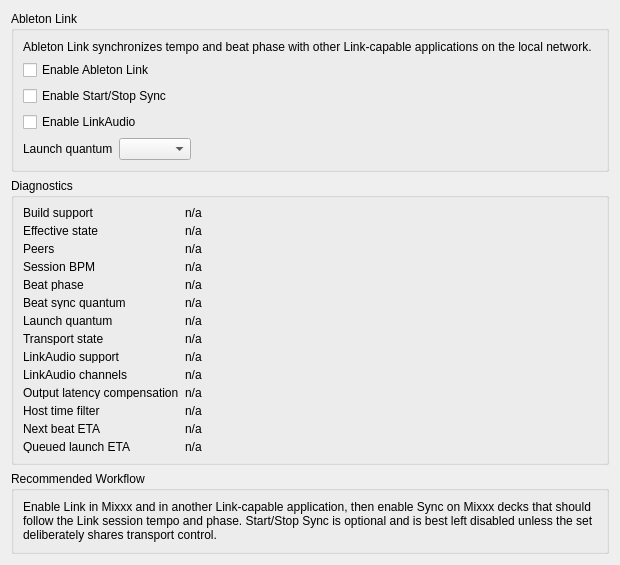
Qt form src/preferences/dialog/dlgprefsyncdlg.ui (imgntn/mixxx) before a commit.
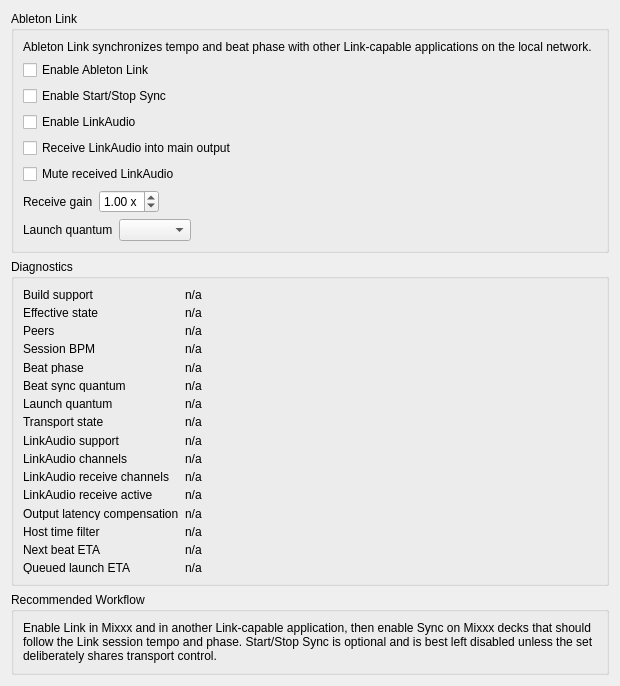
The same form after that commit.

Commit message: Receive remote channels via LinkAudio

The edit to the form file:
```diff
--- a/src/preferences/dialog/dlgprefsyncdlg.ui
+++ b/src/preferences/dialog/dlgprefsyncdlg.ui
@@ -7,7 +7,7 @@
     <x>0</x>
     <y>0</y>
     <width>620</width>
-    <height>430</height>
+    <height>500</height>
    </rect>
   </property>
   <property name="windowTitle">
@@ -60,6 +60,78 @@
         </property>
        </widget>
       </item>
+      <item>
+       <widget class="QCheckBox" name="CheckBoxLinkAudioReceive">
+        <property name="toolTip">
+         <string>Mix remote LinkAudio channels from other Link peers into Mixxx's main output.</string>
+        </property>
+        <property name="text">
+         <string>Receive LinkAudio into main output</string>
+        </property>
+       </widget>
+      </item>
+      <item>
+       <widget class="QCheckBox" name="CheckBoxLinkAudioReceiveMute">
+        <property name="toolTip">
+         <string>Keep remote LinkAudio subscriptions active but silence them in Mixxx's main output.</string>
+        </property>
+        <property name="text">
+         <string>Mute received LinkAudio</string>
+        </property>
+       </widget>
+      </item>
+      <item>
+       <layout class="QHBoxLayout" name="horizontalLayoutLinkAudioReceiveGain">
+        <item>
+         <widget class="QLabel" name="LabelLinkAudioReceiveGain">
+          <property name="text">
+           <string>Receive gain</string>
+          </property>
+          <property name="buddy">
+           <cstring>SpinBoxLinkAudioReceiveGain</cstring>
+          </property>
+         </widget>
+        </item>
+        <item>
+         <widget class="QDoubleSpinBox" name="SpinBoxLinkAudioReceiveGain">
+          <property name="toolTip">
+           <string>Adjust the level of remote LinkAudio mixed into the main output.</string>
+          </property>
+          <property name="decimals">
+           <number>2</number>
+          </property>
+          <property name="minimum">
+           <double>0.000000000000000</double>
+          </property>
+          <property name="maximum">
+           <double>2.000000000000000</double>
+          </property>
+          <property name="singleStep">
+           <double>0.050000000000000</double>
+          </property>
+          <property name="value">
+           <double>1.000000000000000</double>
+          </property>
+          <property name="suffix">
+           <string> x</string>
+          </property>
+         </widget>
+        </item>
+        <item>
+         <spacer name="horizontalSpacerLinkAudioReceiveGain">
+          <property name="orientation">
+           <enum>Qt::Horizontal</enum>
+          </property>
+          <property name="sizeHint" stdset="0">
+           <size>
+            <width>40</width>
+            <height>20</height>
+           </size>
+          </property>
+         </spacer>
+        </item>
+       </layout>
+      </item>
       <item>
        <layout class="QHBoxLayout" name="horizontalLayoutLaunchQuantum">
         <item>
@@ -244,62 +316,90 @@
        </widget>
       </item>
       <item row="10" column="0">
+       <widget class="QLabel" name="LabelLinkAudioReceiveChannels">
+        <property name="text">
+         <string>LinkAudio receive channels</string>
+        </property>
+       </widget>
+      </item>
+      <item row="10" column="1">
+       <widget class="QLabel" name="LabelLinkAudioReceiveChannelsValue">
+        <property name="text">
+         <string notr="true">n/a</string>
+        </property>
+       </widget>
+      </item>
+      <item row="11" column="0">
+       <widget class="QLabel" name="LabelLinkAudioReceiveActive">
+        <property name="text">
+         <string>LinkAudio receive active</string>
+        </property>
+       </widget>
+      </item>
+      <item row="11" column="1">
+       <widget class="QLabel" name="LabelLinkAudioReceiveActiveValue">
+        <property name="text">
+         <string notr="true">n/a</string>
+        </property>
+       </widget>
+      </item>
+      <item row="12" column="0">
        <widget class="QLabel" name="LabelOutputLatency">
         <property name="text">
          <string>Output latency compensation</string>
         </property>
        </widget>
       </item>
-      <item row="10" column="1">
+      <item row="12" column="1">
        <widget class="QLabel" name="LabelOutputLatencyValue">
         <property name="text">
          <string notr="true">n/a</string>
         </property>
        </widget>
       </item>
-      <item row="11" column="0">
+      <item row="13" column="0">
        <widget class="QLabel" name="LabelHostTimeFilter">
         <property name="text">
          <string>Host time filter</string>
         </property>
        </widget>
       </item>
-      <item row="11" column="1">
+      <item row="13" column="1">
        <widget class="QLabel" name="LabelHostTimeFilterValue">
         <property name="text">
          <string notr="true">n/a</string>
         </property>
        </widget>
       </item>
-      <item row="12" column="0">
+      <item row="14" column="0">
        <widget class="QLabel" name="LabelNextBeatEta">
         <property name="text">
          <string>Next beat ETA</string>
         </property>
        </widget>
       </item>
-      <item row="12" column="1">
+      <item row="14" column="1">
        <widget class="QLabel" name="LabelNextBeatEtaValue">
         <property name="text">
          <string notr="true">n/a</string>
         </property>
        </widget>
       </item>
-      <item row="13" column="0">
+      <item row="15" column="0">
        <widget class="QLabel" name="LabelQueuedLaunchEta">
         <property name="text">
          <string>Queued launch ETA</string>
         </property>
        </widget>
       </item>
-      <item row="13" column="1">
+      <item row="15" column="1">
        <widget class="QLabel" name="LabelQueuedLaunchEtaValue">
         <property name="text">
          <string notr="true">n/a</string>
         </property>
        </widget>
       </item>
-      <item row="0" column="2" rowspan="14">
+      <item row="0" column="2" rowspan="16">
        <spacer name="horizontalSpacerStatus">
         <property name="orientation">
          <enum>Qt::Horizontal</enum>
```
Left out of the diff: 2 changed lines with no effect on the pictures. The commit also changes 12 other files.
